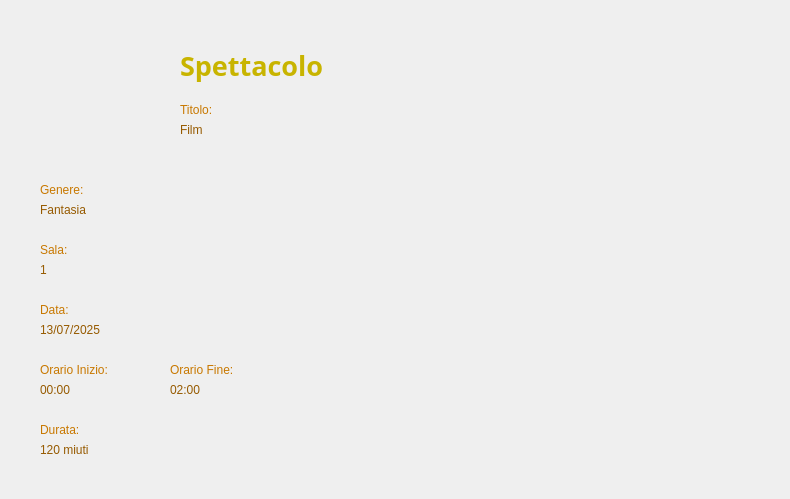
Before: the Qt Designer form Viste/VistaVisualizzaSpettacoloCliente.ui in GiacomoPrincipi/CineMax, drawn with Qt 5.
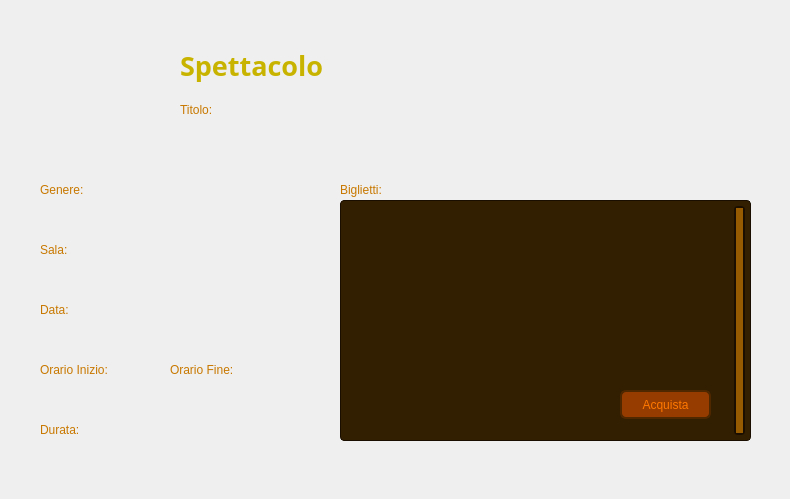
After: the same form once the commit is applied. Icons and pictures are not drawn. Custom widgets are drawn as their Qt base class.

What changed in the file:
```diff
--- a/Viste/VistaVisualizzaSpettacoloCliente.ui
+++ b/Viste/VistaVisualizzaSpettacoloCliente.ui
@@ -164,7 +164,7 @@
 }</string>
    </property>
    <property name="text">
-    <string>Film</string>
+    <string/>
    </property>
   </widget>
   <widget class="QLabel" name="labelGenereSpettacolo">
@@ -182,7 +182,7 @@
 }</string>
    </property>
    <property name="text">
-    <string>Fantasia</string>
+    <string/>
    </property>
   </widget>
   <widget class="QLabel" name="labelOrarioInizio">
@@ -221,7 +221,7 @@
 }</string>
    </property>
    <property name="text">
-    <string>00:00</string>
+    <string/>
    </property>
   </widget>
   <widget class="QLabel" name="labelSala">
@@ -260,7 +260,7 @@
 }</string>
    </property>
    <property name="text">
-    <string>1</string>
+    <string/>
    </property>
   </widget>
   <widget class="QLabel" name="labelData">
@@ -299,7 +299,7 @@
 }</string>
    </property>
    <property name="text">
-    <string>13/07/2025</string>
+    <string/>
    </property>
   </widget>
   <widget class="QLabel" name="labelIndietroButtonCliente">
@@ -357,7 +357,7 @@
 }</string>
    </property>
    <property name="text">
-    <string>02:00</string>
+    <string/>
    </property>
   </widget>
   <widget class="QLabel" name="labelDurata">
@@ -396,10 +396,199 @@
 }</string>
    </property>
    <property name="text">
-    <string>120 miuti</string>
+    <string/>
    </property>
   </widget>
+  <widget class="QPushButton" name="pushButtonAcquista">
+   <property name="geometry">
+    <rect>
+     <x>620</x>
+     <y>390</y>
+     <width>91</width>
+     <height>29</height>
+    </rect>
+   </property>
+   <property name="styleSheet">
+    <string notr="true">QPushButton {
+    background-color: #963C00;
+    color: #FF7800;
+    border: 2px solid #502800;
+    border-radius: 6px;
+}
+
+QPushButton:hover {
+    background-color: #C86400;
+}
+</string>
+   </property>
+   <property name="text">
+    <string>Acquista</string>
+   </property>
+  </widget>
+  <widget class="QTableView" name="tableViewBiglietti">
+   <property name="geometry">
+    <rect>
+     <x>340</x>
+     <y>200</y>
+     <width>411</width>
+     <height>241</height>
+    </rect>
+   </property>
+   <property name="styleSheet">
+    <string notr="true">QTableView {
+    background-color: #321E00;
+    color: #965A00;
+    border: 1px solid #190E00;
+    border-radius: 4px;
+    font-size: 11px;
+}
+
+QTableView:focus {
+    outline: none;
+}
+
+QHeaderView::section {
+    background-color: #5A3400;
+    color: #C87800;
+    border: 1px solid #3B1C00;
+	border-left: none;
+    border-right: none;
+	text-align: left;
+    padding: 3px;
+}
+
+QTableView::item {
+	border: 1px solid #190E00;
+    border-left: none;
+    border-right: none;
+	border-bottom: none;
+}
+
+QTableView::item:selected {
+    background-color: #C86400;
+    color: #FF7800;
+}
+
+QTableView QScrollBar:vertical {
+        background: #B46E00;
+        border: 2px solid #190E00;
+        border-radius: 4px;
+        width: 21px;
+        margin: 5px;
+}
+
+QTableView QScrollBar::handle:vertical {
+	background: #965A00;
+    min-height: 20px;
+    border-radius: 4px;
+}
+
+QTableView QScrollBar::handle:vertical:hover {
+     background: #C86400;
+}
+
+QTableView QScrollBar::add-line:vertical, QScrollBar::sub-line:vertical {
+	background: none;
+    border: none;
+}</string>
+   </property>
+   <property name="verticalScrollBarPolicy">
+    <enum>Qt::ScrollBarPolicy::ScrollBarAlwaysOn</enum>
+   </property>
+   <property name="horizontalScrollBarPolicy">
+    <enum>Qt::ScrollBarPolicy::ScrollBarAlwaysOff</enum>
+   </property>
+   <property name="sizeAdjustPolicy">
+    <enum>QAbstractScrollArea::SizeAdjustPolicy::AdjustToContents</enum>
+   </property>
+   <property name="tabKeyNavigation">
+    <bool>false</bool>
+   </property>
+   <property name="showDropIndicator" stdset="0">
+    <bool>false</bool>
+   </property>
+   <property name="dragDropOverwriteMode">
+    <bool>false</bool>
+   </property>
+   <property name="selectionMode">
+    <enum>QAbstractItemView::SelectionMode::SingleSelection</enum>
+   </property>
+   <property name="selectionBehavior">
+    <enum>QAbstractItemView::SelectionBehavior::SelectRows</enum>
+   </property>
+   <property name="showGrid">
+    <bool>false</bool>
+   </property>
+   <property name="cornerButtonEnabled">
+    <bool>false</bool>
+   </property>
+   <attribute name="horizontalHeaderHighlightSections">
+    <bool>false</bool>
+   </attribute>
+   <attribute name="verticalHeaderVisible">
+    <bool>false</bool>
+   </attribute>
+   <attribute name="verticalHeaderMinimumSectionSize">
+    <number>25</number>
+   </attribute>
+   <attribute name="verticalHeaderDefaultSectionSize">
+    <number>25</number>
+   </attribute>
+   <attribute name="verticalHeaderHighlightSections">
+    <bool>false</bool>
+   </attribute>
+  </widget>
+  <widget class="QLabel" name="labelBiglietti">
+   <property name="geometry">
+    <rect>
+     <x>340</x>
+     <y>180</y>
+     <width>81</width>
+     <height>20</height>
+    </rect>
+   </property>
+   <property name="styleSheet">
+    <string notr="true">QLabel {
+    color: #C87800;
+}</string>
+   </property>
+   <property name="text">
+    <string>Biglietti:</string>
+   </property>
+   <property name="alignment">
+    <set>Qt::AlignmentFlag::AlignLeading|Qt::AlignmentFlag::AlignLeft|Qt::AlignmentFlag::AlignVCenter</set>
+   </property>
+  </widget>
+  <zorder>Sfondo</zorder>
+  <zorder>labelIconaFoto</zorder>
+  <zorder>labelTitolo</zorder>
+  <zorder>labelTitoloPrincipale</zorder>
+  <zorder>labelHomeButton</zorder>
+  <zorder>labelGenere</zorder>
+  <zorder>labelTitoloSpettacolo</zorder>
+  <zorder>labelGenereSpettacolo</zorder>
+  <zorder>labelOrarioInizio</zorder>
+  <zorder>labelOrarioInizioSpettacolo</zorder>
+  <zorder>labelSala</zorder>
+  <zorder>labelSalaSpettacolo</zorder>
+  <zorder>labelData</zorder>
+  <zorder>labelDataSpettacolo</zorder>
+  <zorder>labelIndietroButton</zorder>
+  <zorder>labelOrarioFine</zorder>
+  <zorder>labelOrarioFineSpettacolo</zorder>
+  <zorder>labelDurata</zorder>
+  <zorder>labelDurataSpettacolo</zorder>
+  <zorder>tableViewBiglietti</zorder>
+  <zorder>pushButtonAcquista</zorder>
+  <zorder>labelBiglietti</zorder>
  </widget>
+ <customwidgets>
+  <customwidget>
+   <class>ClickableLabel</class>
+   <extends>QLabel</extends>
+   <header>clickablelabel.h</header>
+  </customwidget>
+ </customwidgets>
  <resources/>
  <connections/>
 </ui>
```
Left out of the diff: 6 changed lines with no effect on the pictures.
